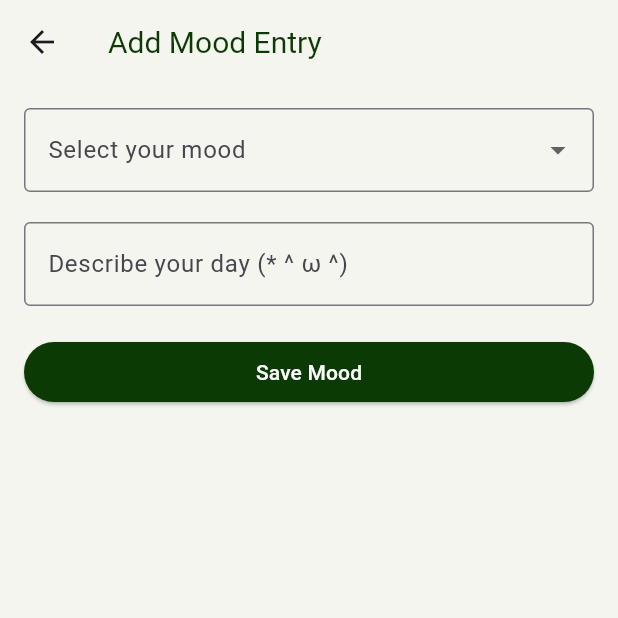
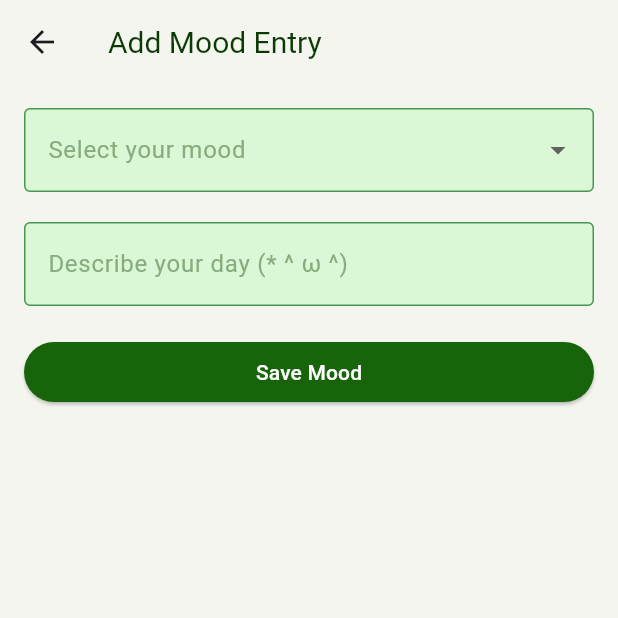
Before and after one commit to CMDF-team-project/Project, a Flutter app: the screen it shows after launch, item 4 of the bottom bar chosen, on a phone screen of 412 x 824 dp, the top half of it. Run offline on Flutter 3.47's test engine with Material 3 defaults, Android fonts, the phone set to English and light mode, and no system bars; our stand-ins replace connectivity_plus, firebase_core, firebase_database, table_calendar; accounts and stored records are empty.

Commit message:
Upgrade themes

```diff
--- a/lib/main.dart
+++ b/lib/main.dart
@@ -33,11 +33,11 @@ class MyApp extends StatelessWidget {
   Widget build(BuildContext context) {
     final isDarkMode = Provider.of<MoodModel>(context).isDarkMode;
     ThemeData darkTheme = ThemeData.dark().copyWith(
-      scaffoldBackgroundColor: Color.fromARGB(255, 39, 46, 37),
-      appBarTheme: AppBarTheme(backgroundColor: Color.fromARGB(255, 39, 46, 37),
+      scaffoldBackgroundColor: Color.fromARGB(255, 40, 51, 37),
+      appBarTheme: AppBarTheme(backgroundColor: Color.fromARGB(255, 40, 51, 37),
       titleTextStyle: TextStyle(color: Colors.white, fontSize: 20),
       ),
-      bottomAppBarTheme: BottomAppBarTheme(color: Color.fromARGB(255, 17, 20, 16)),
+      bottomAppBarTheme: BottomAppBarTheme(color: Color.fromARGB(255, 16, 19, 15)),
       textTheme: TextTheme(
         bodyLarge: TextStyle(color: Colors.white),
         bodyMedium: TextStyle(color: Colors.white),
@@ -66,6 +66,7 @@ class MyApp extends StatelessWidget {
       ),
       textButtonTheme: TextButtonThemeData(style: TextButton.styleFrom(foregroundColor: Color.fromARGB(255, 11, 58, 4))),
     );
+
     return MaterialApp(
       theme: isDarkMode ? darkTheme : lightTheme,
       initialRoute: '/',
--- a/lib/screens/mood_page.dart
+++ b/lib/screens/mood_page.dart
@@ -21,10 +21,18 @@ class AddMoodEntryScreen extends StatelessWidget {
               crossAxisAlignment: CrossAxisAlignment.stretch,
               children: [
                 DropdownButtonFormField<Mood>(
-                  dropdownColor: Color.fromARGB(255, 19, 73, 10),
-                  style: const TextStyle(color: Colors.white),
+                  dropdownColor: Color.fromARGB(255, 196, 238, 189),
                   decoration: const InputDecoration(
+                    filled: true,
+                    fillColor: Color.fromARGB(255, 219, 248, 214),
+                    focusedBorder: OutlineInputBorder(
+                      borderSide: BorderSide(color: Colors.green),
+                    ),
+                    enabledBorder: OutlineInputBorder(
+                      borderSide: BorderSide(color: Color.fromARGB(255, 74, 148, 84)),
+                    ),
                     labelText: 'Select your mood',
+                    labelStyle: TextStyle(color: Color.fromARGB(255, 135, 173, 127)),
                     border: OutlineInputBorder(),
                   ),
                   value: moodModel.selectedMood,
@@ -38,7 +46,8 @@ class AddMoodEntryScreen extends StatelessWidget {
                         children: [
                           Icon(Icons.circle, color: mood.color),
                           const SizedBox(width: 8),
-                          Text(mood.name),
+                          Text(mood.name,
+                              style: TextStyle(color: Color.fromARGB(255, 12, 48, 5))),
                         ],
                       ),
                     );
@@ -48,14 +57,23 @@ class AddMoodEntryScreen extends StatelessWidget {
                 TextField(
                   controller: moodModel.descriptionController,
                   decoration: const InputDecoration(
+                    filled: true,
+                    fillColor: Color.fromARGB(255, 219, 248, 214),
+                    focusedBorder: OutlineInputBorder(
+                      borderSide: BorderSide(color: Colors.green),
+                    ),
+                    enabledBorder: OutlineInputBorder(
+                      borderSide: BorderSide(color: Color.fromARGB(255, 74, 148, 84)),
+                    ),
                     labelText: 'Describe your day (* ^ ω ^)',
+                    labelStyle: TextStyle(color: Color.fromARGB(255, 135, 173, 127)),
                     border: OutlineInputBorder(),
                   ),
                 ),
                 const SizedBox(height: 20),
                 ElevatedButton(
                   style: const ButtonStyle(
-                    backgroundColor: MaterialStatePropertyAll<Color>(Color.fromARGB(255, 11, 58, 4)),
+                    backgroundColor: MaterialStatePropertyAll<Color>(Color.fromARGB(255, 23, 100, 11)),
                     foregroundColor: MaterialStatePropertyAll<Color>(Colors.white),
                   ),
                   onPressed: () => moodModel.saveMoodData(context),
```
